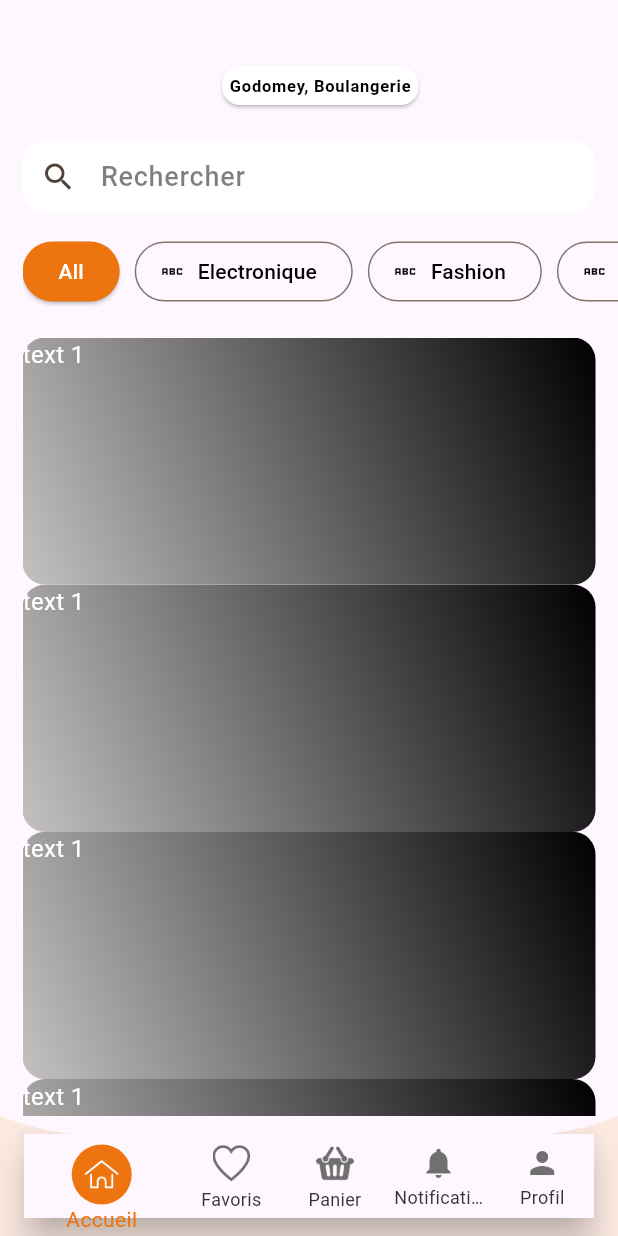
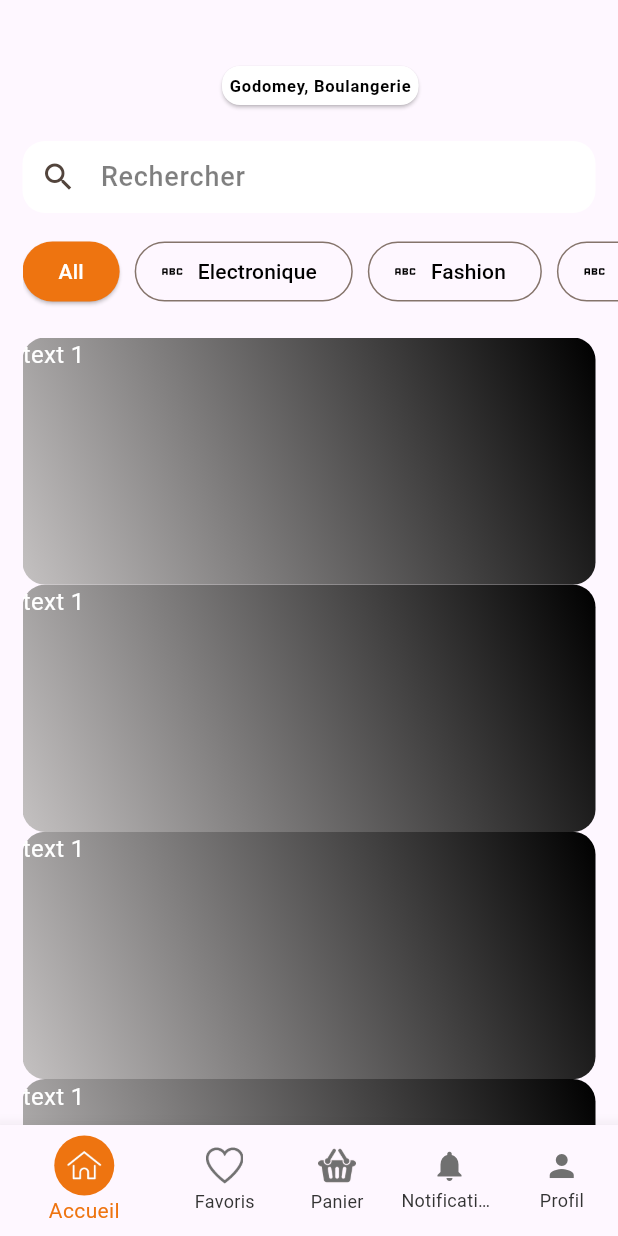
Before and after one commit to Uldjoss56/market_ease_app, a Flutter app: the Accueil screen opened directly, on a phone screen of 412 x 824 dp. Run offline on Flutter 3.47's test engine with Material 3 defaults, Android fonts, the phone set to English and light mode, and no system bars; drawn by our look-alikes of carousel_slider.

```diff
--- a/lib/features/acceuil.dart
+++ b/lib/features/acceuil.dart
@@ -2,7 +2,6 @@ import 'package:carousel_slider/carousel_slider.dart';
 import 'package:flutter/material.dart';
 import 'package:e_com_app/const.dart';
 import 'package:e_com_app/data.dart';
-import 'package:e_com_app/widgets/container_clipper.dart';
 import 'package:e_com_app/widgets/custom_bottom_navigator.dart';
 
 class Accueil extends StatefulWidget {
@@ -352,13 +351,8 @@ class _AccueilState extends State<Accueil> {
           ],
         ),
       ),
-      bottomNavigationBar: ClipPath(
-        clipper: ContainerClipperPart2(),
-        child: BottomAppBar(
-          child: CustomBottomNavigator(
-            bottomData: bottomList,
-          ),
-        ),
+      bottomNavigationBar: CustomBottomNavigator(
+        bottomData: bottomList,
       ),
     );
   }
```
Also changed, not shown: lib/features/favoris_page/favorite_page.dart (added, +17 -0 lines).
